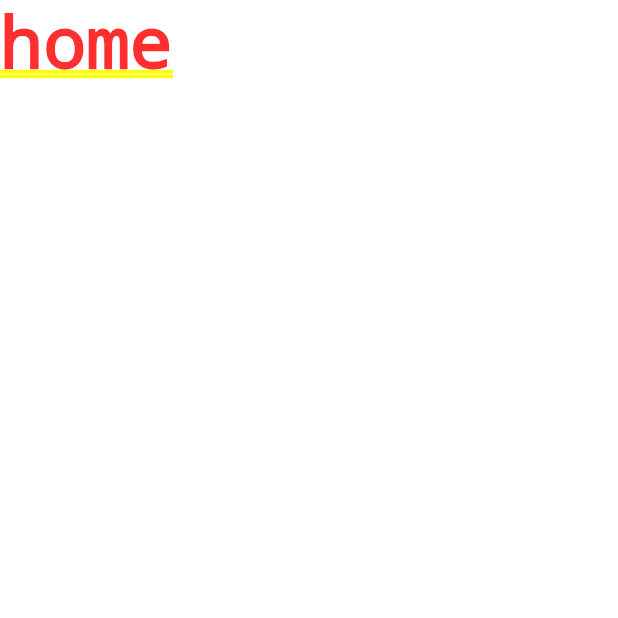
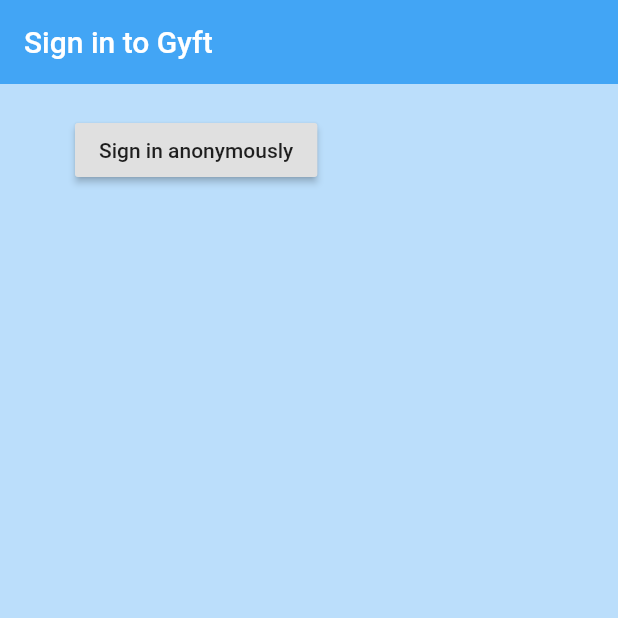
Before and after one commit to achilles-d/htn2020, a Flutter app: the screen it shows after launch, on a phone screen of 412 x 824 dp, the top half of it. Run offline on Flutter 3.47's test engine with Material 2 defaults, Android fonts, the phone set to English and light mode, and no system bars; our stand-ins replace firebase_auth; accounts and stored records are empty.

Commit message:
Added sign in scene and anonymous sign in button

```diff
--- a/htn2020/lib/screens/authenticate/authenticate.dart
+++ b/htn2020/lib/screens/authenticate/authenticate.dart
@@ -1,5 +1,5 @@
- import 'package:flutter/material.dart';
-import 'package:flutter/rendering.dart';
+import 'package:flutter/material.dart';
+import 'package:htn2020/screens/authenticate/sign_in.dart';
 
  class Authenticate extends StatefulWidget {
    @override
@@ -10,7 +10,7 @@
    @override
    Widget build(BuildContext context){
      return Container(
-       child: Text('authenticate')
+       child: SignIn(),
      );
    }
  }
--- /dev/null
+++ b/htn2020/lib/screens/authenticate/sign_in.dart
@@ -0,0 +1,30 @@
+import 'package:flutter/material.dart';
+
+class SignIn extends StatefulWidget {
+  @override
+  _SignInState createState() => _SignInState();
+}
+
+class _SignInState extends State<SignIn > {
+  @override
+  Widget build(BuildContext context) {
+    return Scaffold(
+      backgroundColor : Colors.blue[100],
+      appBar: AppBar(
+        backgroundColor: Colors.blue[400],
+        elevation: 0.0,
+        title: Text('Sign in to Gyft'),
+      ),
+      body: Container(
+        padding: EdgeInsets.symmetric(vertical: 20.0, horizontal: 50.0),
+        child: RaisedButton(
+          child: Text('Sign in anonymously'),
+          onPressed: () async {
+
+          }
+        )
+      )
+
+    );
+  }
+}
--- a/htn2020/lib/screens/wrapper.dart
+++ b/htn2020/lib/screens/wrapper.dart
@@ -1,10 +1,11 @@
 import 'package:flutter/material.dart';
+import 'package:htn2020/screens/authenticate/authenticate.dart';
 import 'package:htn2020/screens/home/home.dart';
 
 class Wrapper extends StatelessWidget {
   @override
   Widget build(BuildContext context) {
     //TODO return either home or authenticate
-    return Home();
+    return Authenticate();
   }
 }
```
Also changed, not shown: htn2020/lib/services/auth.dart (added, +25 -0 lines).
